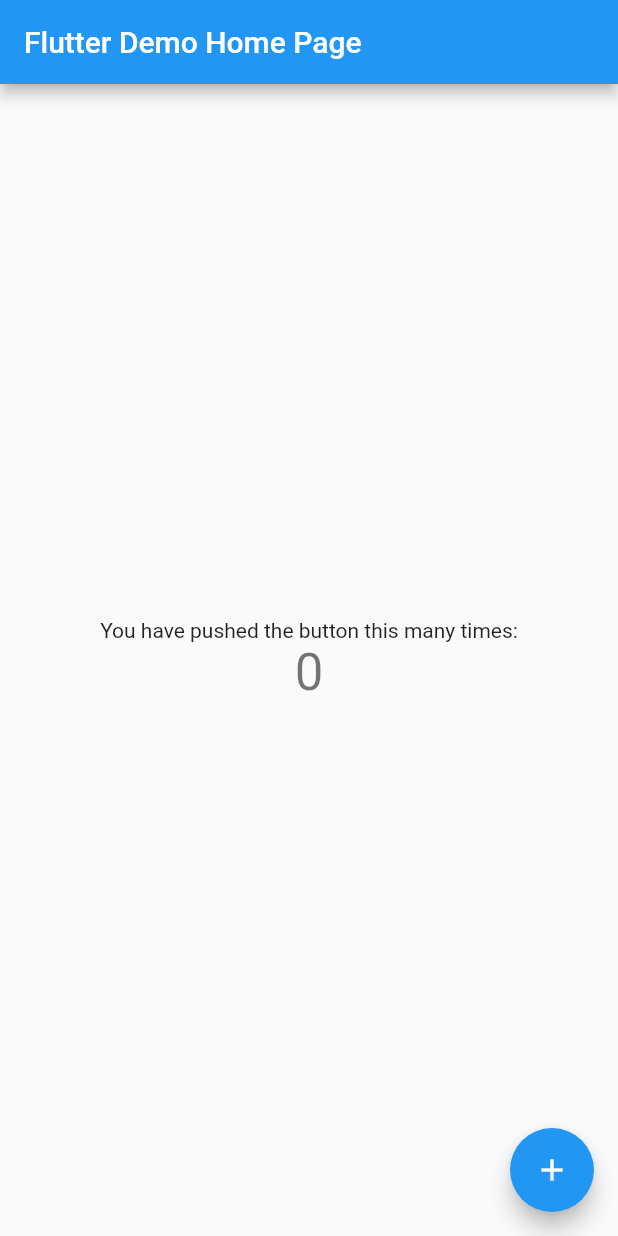
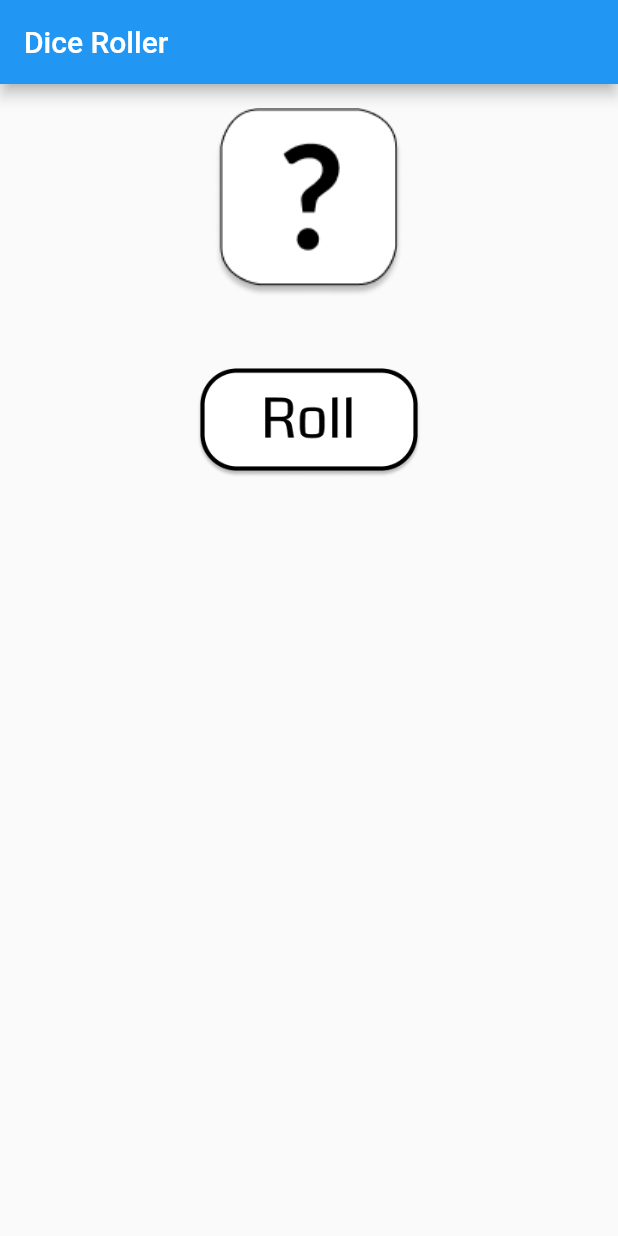
Before and after one commit to vncmatthew/dice_roller, a Flutter app: the screen it shows after launch, on a phone screen of 412 x 824 dp. Run offline on Flutter 3.47's test engine with Material 2 defaults, Android fonts, the phone set to English and light mode, and no system bars.

Commit message:
added asset images, created dicerollpage.dart
added asset images
added roll button to screen
added assets to pubspec.yaml
create dicerollpage.dart

```diff
--- /dev/null
+++ b/lib/dicerollpage.dart
@@ -0,0 +1,42 @@
+import 'package:flutter/material.dart';
+
+class DiceRollPage extends StatefulWidget {
+  const DiceRollPage({super.key});
+
+  @override
+  State<DiceRollPage> createState() => _DiceRollPageState();
+}
+
+class _DiceRollPageState extends State<DiceRollPage> {
+  String? numberText;
+
+  @override
+  Widget build(BuildContext context) {
+    return Scaffold(
+      appBar: AppBar(
+        title: Text('Dice Roller'),
+      ),
+      body: Padding(
+        padding: const EdgeInsets.all(16.0),
+        child: Container(
+          child: Center(
+            child: Column(
+              children: [
+                Container(
+                  child: Image.asset('assets/images/question_mark.png'),
+                ),
+                IconButton(
+                  onPressed: () {},
+                  icon: Image.asset('assets/images/Roll Button.png'),
+                  iconSize: 150,
+                )
+              ],
+            ),
+          ),
+        ),
+      ),
+    );
+  }
+}
+
+void numberText() {}
--- a/lib/main.dart
+++ b/lib/main.dart
@@ -1,4 +1,5 @@
 import 'package:flutter/material.dart';
+import 'package:dice_roller/dicerollpage.dart';
 
 void main() {
   runApp(const MyApp());
@@ -11,105 +12,12 @@ class MyApp extends StatelessWidget {
   @override
   Widget build(BuildContext context) {
     return MaterialApp(
-      title: 'Flutter Demo',
+      debugShowCheckedModeBanner: false,
+      title: 'Dice Roller',
       theme: ThemeData(
-        // This is the theme of your application.
-        //
-        // Try running your application with "flutter run". You'll see the
-        // application has a blue toolbar. Then, without quitting the app, try
-        // changing the primarySwatch below to Colors.green and then invoke
-        // "hot reload" (press "r" in the console where you ran "flutter run",
-        // or simply save your changes to "hot reload" in a Flutter IDE).
-        // Notice that the counter didn't reset back to zero; the application
-        // is not restarted.
-        primarySwatch: Colors.blue,
+        appBarTheme: AppBarTheme(color: Colors.blue),
       ),
-      home: const MyHomePage(title: 'Flutter Demo Home Page'),
+      home: DiceRollPage(),
     );
   }
 }
-
-class MyHomePage extends StatefulWidget {
-  const MyHomePage({super.key, required this.title});
-
-  // This widget is the home page of your application. It is stateful, meaning
-  // that it has a State object (defined below) that contains fields that affect
-  // how it looks.
-
-  // This class is the configuration for the state. It holds the values (in this
-  // case the title) provided by the parent (in this case the App widget) and
-  // used by the build method of the State. Fields in a Widget subclass are
-  // always marked "final".
-
-  final String title;
-
-  @override
-  State<MyHomePage> createState() => _MyHomePageState();
-}
-
-class _MyHomePageState extends State<MyHomePage> {
-  int _counter = 0;
-
-  void _incrementCounter() {
-    setState(() {
-      // This call to setState tells the Flutter framework that something has
-      // changed in this State, which causes it to rerun the build method below
-      // so that the display can reflect the updated values. If we changed
-      // _counter without calling setState(), then the build method would not be
-      // called again, and so nothing would appear to happen.
-      _counter++;
-    });
-  }
-
-  @override
-  Widget build(BuildContext context) {
-    // This method is rerun every time setState is called, for instance as done
-    // by the _incrementCounter method above.
-    //
-    // The Flutter framework has been optimized to make rerunning build methods
-    // fast, so that you can just rebuild anything that needs updating rather
-    // than having to individually change instances of widgets.
-    return Scaffold(
-      appBar: AppBar(
-        // Here we take the value from the MyHomePage object that was created by
-        // the App.build method, and use it to set our appbar title.
-        title: Text(widget.title),
-      ),
-      body: Center(
-        // Center is a layout widget. It takes a single child and positions it
-        // in the middle of the parent.
-        child: Column(
-          // Column is also a layout widget. It takes a list of children and
-          // arranges them vertically. By default, it sizes itself to fit its
-          // children horizontally, and tries to be as tall as its parent.
-          //
-          // Invoke "debug painting" (press "p" in the console, choose the
-          // "Toggle Debug Paint" action from the Flutter Inspector in Android
-          // Studio, or the "Toggle Debug Paint" command in Visual Studio Code)
-          // to see the wireframe for each widget.
-          //
-          // Column has various properties to control how it sizes itself and
-          // how it positions its children. Here we use mainAxisAlignment to
-          // center the children vertically; the main axis here is the vertical
-          // axis because Columns are vertical (the cross axis would be
-          // horizontal).
-          mainAxisAlignment: MainAxisAlignment.center,
-          children: <Widget>[
-            const Text(
-              'You have pushed the button this many times:',
-            ),
-            Text(
-              '$_counter',
-              style: Theme.of(context).textTheme.headlineMedium,
-            ),
-          ],
-        ),
-      ),
-      floatingActionButton: FloatingActionButton(
-        onPressed: _incrementCounter,
-        tooltip: 'Increment',
-        child: const Icon(Icons.add),
-      ), // This trailing comma makes auto-formatting nicer for build methods.
-    );
-  }
-}
--- a/pubspec.yaml
+++ b/pubspec.yaml
@@ -59,9 +59,8 @@ flutter:
   uses-material-design: true
 
   # To add assets to your application, add an assets section, like this:
-  # assets:
-  #   - images/a_dot_burr.jpeg
-  #   - images/a_dot_ham.jpeg
+  assets:
+    - assets/images/
 
   # An image asset can refer to one or more resolution-specific "variants", see
   # https://flutter.dev/assets-and-images/#resolution-aware
```
Also changed, not shown: assets/images/1.png (added), assets/images/2.png (added), assets/images/3.png (added), assets/images/4.png (added), assets/images/5.png (added), assets/images/6.png (added), assets/images/Roll Button.png (added), assets/images/question_mark.png (added).
